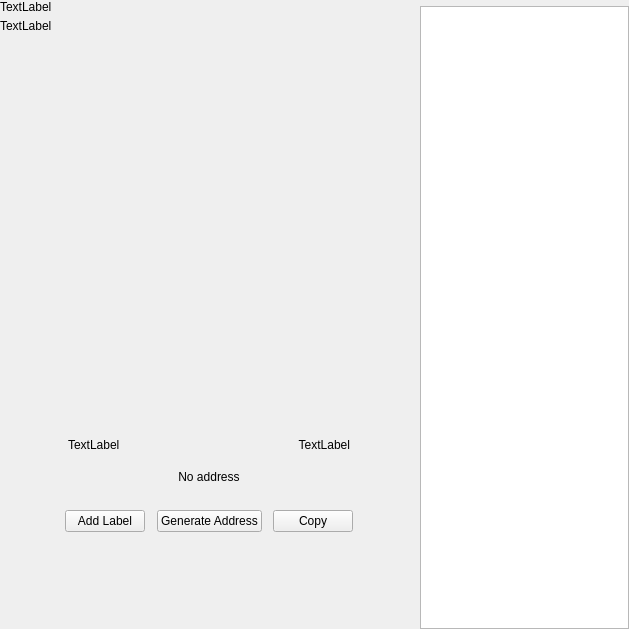
This is src/qt/ambankcoin/forms/receivewidget.ui in ambankcoin/Core-All-OS as Qt 5 draws it before an edit. The edited form follows.
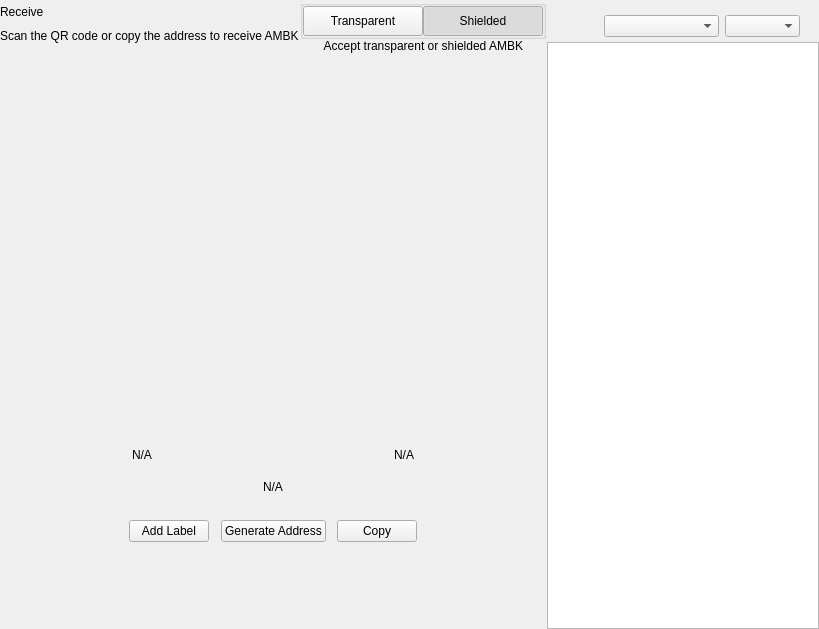
This is the edited form. Custom widgets are drawn as their Qt base class.

```diff
--- a/src/qt/ambankcoin/forms/receivewidget.ui
+++ b/src/qt/ambankcoin/forms/receivewidget.ui
@@ -6,7 +6,7 @@
    <rect>
     <x>0</x>
     <y>0</y>
-    <width>629</width>
+    <width>819</width>
     <height>629</height>
    </rect>
   </property>
@@ -71,14 +71,14 @@
             <item>
              <widget class="QLabel" name="labelTitle">
               <property name="text">
-               <string>TextLabel</string>
+               <string>Receive</string>
               </property>
              </widget>
             </item>
             <item alignment="Qt::AlignTop">
              <widget class="QLabel" name="labelSubtitle1">
               <property name="text">
-               <string>TextLabel</string>
+               <string>Scan the QR code or copy the address to receive AMBK</string>
               </property>
              </widget>
             </item>
@@ -97,6 +97,120 @@
             </property>
            </spacer>
           </item>
+          <item>
+           <widget class="QWidget" name="containerViewPrivacyChecks" native="true">
+            <layout class="QVBoxLayout" name="containerPrivacyChecks">
+             <property name="spacing">
+              <number>0</number>
+             </property>
+             <property name="leftMargin">
+              <number>0</number>
+             </property>
+             <property name="topMargin">
+              <number>0</number>
+             </property>
+             <property name="rightMargin">
+              <number>0</number>
+             </property>
+             <property name="bottomMargin">
+              <number>0</number>
+             </property>
+             <item alignment="Qt::AlignHCenter|Qt::AlignVCenter">
+              <widget class="QGroupBox" name="groupBox">
+               <property name="title">
+                <string/>
+               </property>
+               <layout class="QHBoxLayout" name="horizontalLayout_2_1">
+                <property name="spacing">
+                 <number>0</number>
+                </property>
+                <property name="leftMargin">
+                 <number>0</number>
+                </property>
+                <property name="topMargin">
+                 <number>0</number>
+                </property>
+                <property name="rightMargin">
+                 <number>0</number>
+                </property>
+                <property name="bottomMargin">
+                 <number>0</number>
+                </property>
+                <item>
+                 <widget class="QPushButton" name="pushLeft">
+                  <property name="minimumSize">
+                   <size>
+                    <width>120</width>
+                    <height>30</height>
+                   </size>
+                  </property>
+                  <property name="maximumSize">
+                   <size>
+                    <width>120</width>
+                    <height>30</height>
+                   </size>
+                  </property>
+                  <property name="focusPolicy">
+                   <enum>Qt::NoFocus</enum>
+                  </property>
+                  <property name="text">
+                   <string>Transparent</string>
+                  </property>
+                  <property name="checkable">
+                   <bool>true</bool>
+                  </property>
+                  <property name="autoExclusive">
+                   <bool>true</bool>
+                  </property>
+                 </widget>
+                </item>
+                <item>
+                 <widget class="QPushButton" name="pushRight">
+                  <property name="minimumSize">
+                   <size>
+                    <width>120</width>
+                    <height>30</height>
+                   </size>
+                  </property>
+                  <property name="maximumSize">
+                   <size>
+                    <width>120</width>
+                    <height>30</height>
+                   </size>
+                  </property>
+                  <property name="focusPolicy">
+                   <enum>Qt::NoFocus</enum>
+                  </property>
+                  <property name="text">
+                   <string>Shielded</string>
+                  </property>
+                  <property name="checkable">
+                   <bool>true</bool>
+                  </property>
+                  <property name="checked">
+                   <bool>true</bool>
+                  </property>
+                  <property name="autoExclusive">
+                   <bool>true</bool>
+                  </property>
+                 </widget>
+                </item>
+               </layout>
+              </widget>
+             </item>
+             <item alignment="Qt::AlignHCenter|Qt::AlignTop">
+              <widget class="QLabel" name="labelSubtitle2">
+               <property name="text">
+                <string>Accept transparent or shielded AMBK</string>
+               </property>
+               <property name="alignment">
+                <set>Qt::AlignRight|Qt::AlignTrailing|Qt::AlignVCenter</set>
+               </property>
+              </widget>
+             </item>
+            </layout>
+           </widget>
+          </item>
          </layout>
         </item>
         <item>
@@ -190,7 +304,7 @@
               <item>
                <widget class="QLabel" name="labelLabel">
                 <property name="text">
-                 <string>TextLabel</string>
+                 <string notr="true">N/A</string>
                 </property>
                </widget>
               </item>
@@ -210,7 +324,7 @@
               <item>
                <widget class="QLabel" name="labelDate">
                 <property name="text">
-                 <string>TextLabel</string>
+                 <string notr="true">N/A</string>
                 </property>
                 <property name="alignment">
                  <set>Qt::AlignRight|Qt::AlignTrailing|Qt::AlignVCenter</set>
@@ -235,7 +349,7 @@
               </size>
              </property>
              <property name="text">
-              <string>No address</string>
+              <string notr="true">N/A</string>
              </property>
              <property name="alignment">
               <set>Qt::AlignCenter</set>
@@ -384,6 +498,66 @@
           </item>
          </layout>
         </item>
+        <item>
+         <widget class="QWidget" name="sortWidget" native="true">
+          <layout class="QHBoxLayout" name="horizontalLayout_6">
+           <property name="leftMargin">
+            <number>19</number>
+           </property>
+           <property name="rightMargin">
+            <number>19</number>
+           </property>
+           <property name="bottomMargin">
+            <number>5</number>
+           </property>
+           <item>
+            <spacer name="horizontalSpacer_3">
+             <property name="orientation">
+              <enum>Qt::Horizontal</enum>
+             </property>
+             <property name="sizeHint" stdset="0">
+              <size>
+               <width>40</width>
+               <height>20</height>
+              </size>
+             </property>
+            </spacer>
+           </item>
+           <item>
+            <widget class="QComboBox" name="comboBoxSort">
+             <property name="sizePolicy">
+              <sizepolicy hsizetype="Preferred" vsizetype="Fixed">
+               <horstretch>0</horstretch>
+               <verstretch>0</verstretch>
+              </sizepolicy>
+             </property>
+             <property name="minimumSize">
+              <size>
+               <width>115</width>
+               <height>0</height>
+              </size>
+             </property>
+            </widget>
+           </item>
+           <item>
+            <widget class="QComboBox" name="comboBoxSortOrder">
+             <property name="sizePolicy">
+              <sizepolicy hsizetype="Preferred" vsizetype="Fixed">
+               <horstretch>0</horstretch>
+               <verstretch>0</verstretch>
+              </sizepolicy>
+             </property>
+             <property name="minimumSize">
+              <size>
+               <width>75</width>
+               <height>0</height>
+              </size>
+             </property>
+            </widget>
+           </item>
+          </layout>
+         </widget>
+        </item>
         <item>
          <widget class="QListView" name="listViewAddress"/>
         </item>
```
